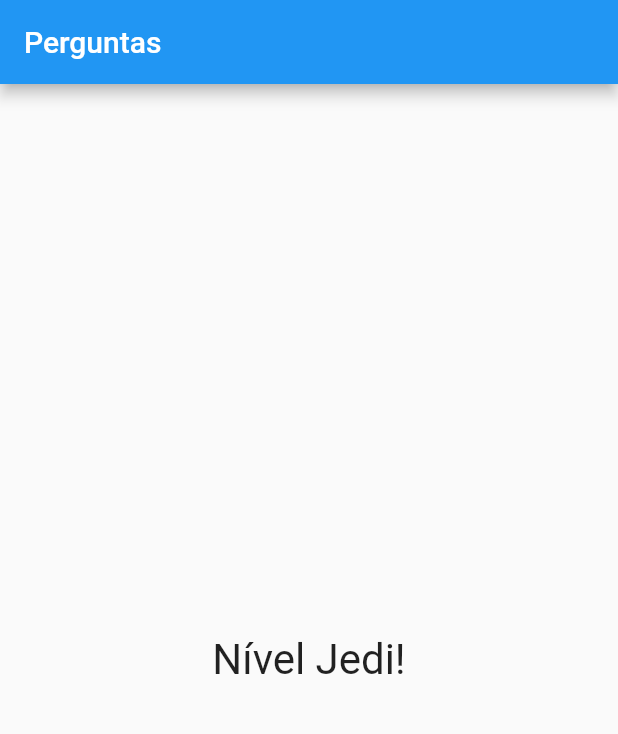
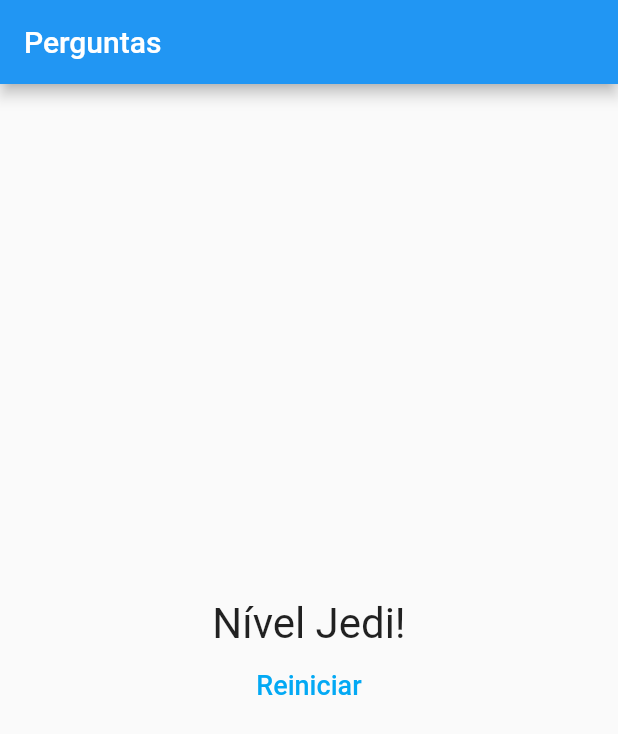
Before and after one commit to masilvasql/Flutter_course, a Flutter app: the screen it shows after launch, after a tap on "Preto", after a tap on "Cobra", after a tap on "Leo", on a phone screen of 412 x 824 dp. Shown: the top 734 px of the screen. Run offline on Flutter 3.47's test engine with Material 2 defaults, Android fonts, the phone set to English and light mode, and no system bars.

Commit message:
finalizando projeto

```diff
--- a/projeto_perguntas/lib/main.dart
+++ b/projeto_perguntas/lib/main.dart
@@ -8,7 +8,7 @@ main() => runApp(const PerguntaApp());
 
 class _PerguntaAppState extends State<PerguntaApp> {
   var _perguntaSelecionada = 0;
-  int _pontuacaoTotal = 0;
+  var _pontuacaoTotal = 0;
 
   final List<Map<String, Object>> _perguntas = const [
     {
@@ -53,6 +53,13 @@ class _PerguntaAppState extends State<PerguntaApp> {
     }
   }
 
+  void _reiniciarQuestionario() {
+    setState(() {
+      _perguntaSelecionada = 0;
+      _pontuacaoTotal = 0;
+    });
+  }
+
   @override
   Widget build(BuildContext context) {
     return MaterialApp(
@@ -66,7 +73,9 @@ class _PerguntaAppState extends State<PerguntaApp> {
                 perguntas: _perguntas,
                 responder: _responder,
               )
-            : Resultado(pontuacao: _pontuacaoTotal),
+            : Resultado(
+                pontuacao: _pontuacaoTotal,
+                quandoReiniciarQuestionario: _reiniciarQuestionario),
       ),
     );
   }
--- a/projeto_perguntas/lib/resultado.dart
+++ b/projeto_perguntas/lib/resultado.dart
@@ -1,9 +1,14 @@
 import 'package:flutter/material.dart';
 
 class Resultado extends StatelessWidget {
-  const Resultado({Key? key, required this.pontuacao}) : super(key: key);
+  const Resultado(
+      {Key? key,
+      required this.pontuacao,
+      required this.quandoReiniciarQuestionario})
+      : super(key: key);
 
   final int pontuacao;
+  final void Function() quandoReiniciarQuestionario;
 
   String get fraseResultado {
     if (pontuacao < 8) {
@@ -11,7 +16,7 @@ class Resultado extends StatelessWidget {
     } else if (pontuacao < 12) {
       return "Você é bom!";
     } else if (pontuacao < 16) {
-      return "impressionante!";
+      return "Impressionante!";
     } else {
       return "Nível Jedi!";
     }
@@ -19,10 +24,25 @@ class Resultado extends StatelessWidget {
 
   @override
   Widget build(BuildContext context) {
-    return Center(
-        child: Text(
-      fraseResultado,
-      style: const TextStyle(fontSize: 28),
-    ));
+    return Column(
+      mainAxisAlignment: MainAxisAlignment.center,
+      children: [
+        Center(
+            child: Text(
+          fraseResultado,
+          style: const TextStyle(fontSize: 28),
+        )),
+        TextButton(
+          onPressed: quandoReiniciarQuestionario,
+          child: const Text(
+            'Reiniciar',
+            style: TextStyle(
+              fontSize: 18,
+              color: Colors.lightBlue,
+            ),
+          ),
+        )
+      ],
+    );
   }
 }
```
